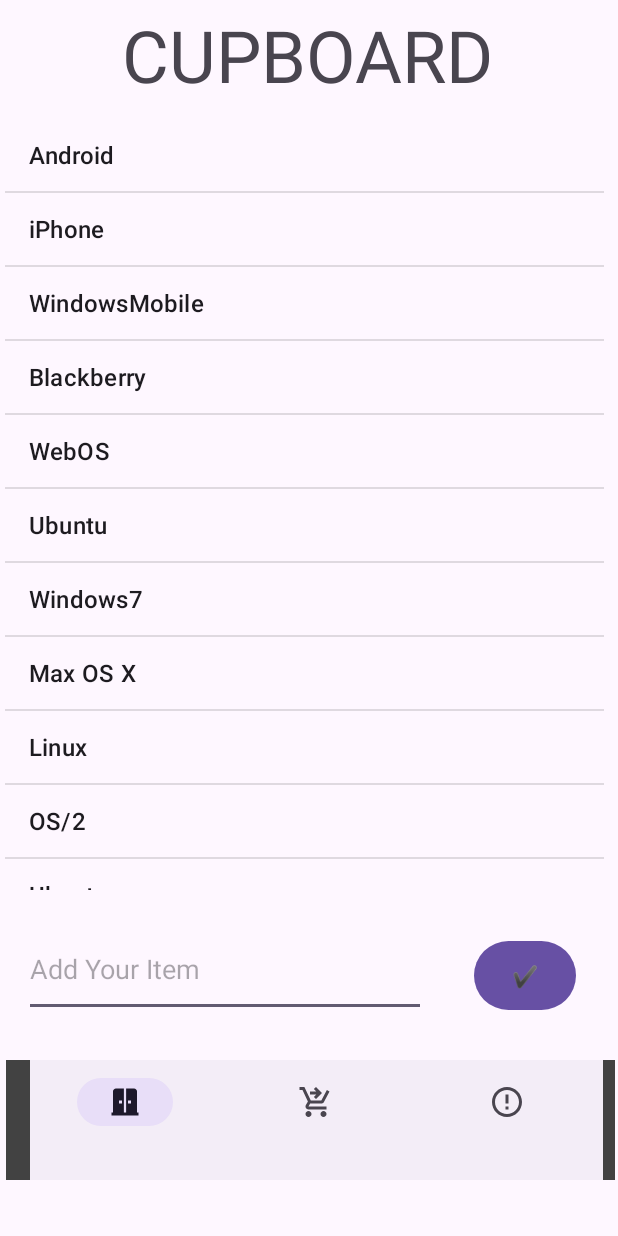
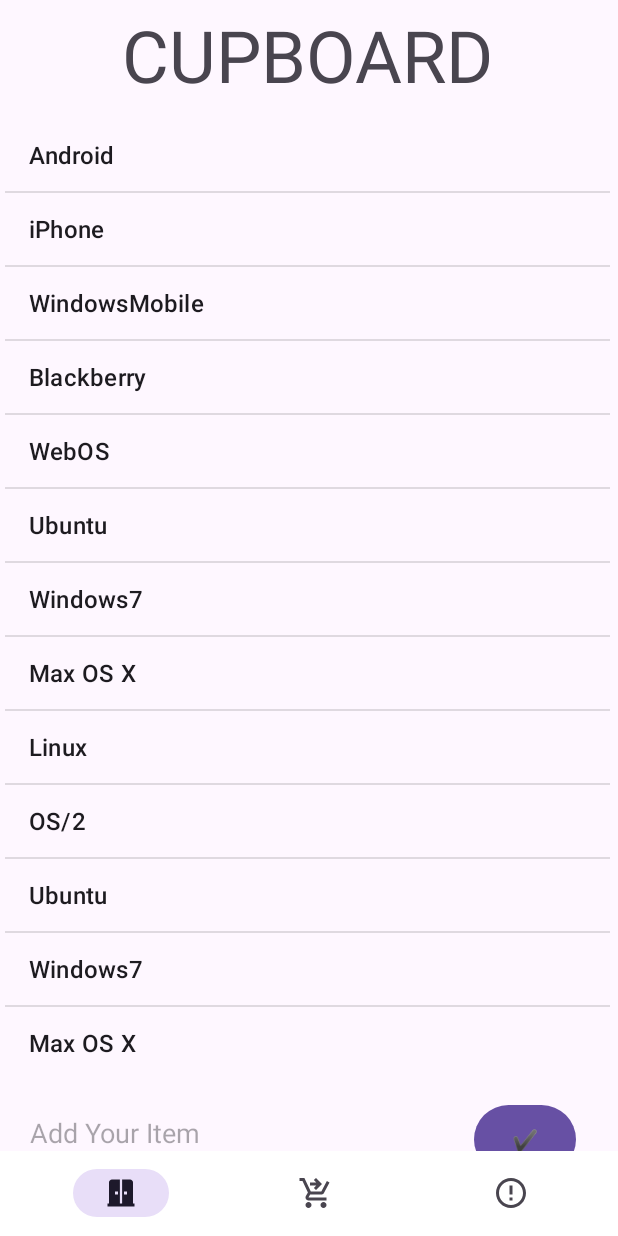
Before and after one commit to BlueMinev/ShoppingList, an Android app: the screen it shows after launch (MainActivity), on a phone screen of 412 x 824 dp. Run offline under Robolectric (Android 15) with nearby library versions, the phone set to English and light mode, and no system bars.

Commit message:
made navbar on main activity functional

```diff
--- a/app/src/main/AndroidManifest.xml
+++ b/app/src/main/AndroidManifest.xml
@@ -22,10 +22,11 @@
             android:theme="@style/Theme.ShoppingList" />
         <activity
             android:name=".MainActivity"
-            android:exported="true">
+            android:exported="true"
+            android:windowSoftInputMode="adjustPan">
+
             <intent-filter>
                 <action android:name="android.intent.action.MAIN" />
-
                 <category android:name="android.intent.category.LAUNCHER" />
             </intent-filter>
         </activity>
--- a/app/src/main/java/com/example/shoppinglist/MainActivity.java
+++ b/app/src/main/java/com/example/shoppinglist/MainActivity.java
@@ -1,10 +1,15 @@
 package com.example.shoppinglist;
 
+import androidx.annotation.NonNull;
 import androidx.appcompat.app.AppCompatActivity;
 import androidx.recyclerview.widget.RecyclerView;
 
+import android.annotation.SuppressLint;
+import android.content.Intent;
 import android.os.Bundle;
 import android.view.LayoutInflater;
+import android.view.Menu;
+import android.view.MenuItem;
 import android.view.View;
 import android.view.ViewGroup;
 import android.widget.ArrayAdapter;
@@ -12,6 +17,10 @@ import android.widget.Button;
 import android.widget.EditText;
 import android.widget.ListView;
 import android.widget.TextView;
+
+import com.google.android.material.bottomnavigation.BottomNavigationView;
+import com.google.android.material.navigation.NavigationBarView;
+import com.google.android.material.navigation.NavigationView;
 
 import java.io.BufferedReader;
 import java.io.File;
@@ -28,8 +37,10 @@ import java.util.List;
 import java.util.jar.Attributes;
 import java.util.stream.Collectors;
 
-public class MainActivity extends AppCompatActivity  {
+public class MainActivity extends AppCompatActivity implements
+        NavigationView.OnNavigationItemSelectedListener{
 
+    BottomNavigationView navbar;
     private ListView mCupboardList;
     private EditText mAddItem;
     private Button mAddButton;
@@ -38,21 +49,26 @@ public class MainActivity extends AppCompatActivity  {
     protected void onCreate(Bundle savedInstanceState) {
         super.onCreate(savedInstanceState);
         setContentView(R.layout.activity_main);
+        BottomNavigationView mNavigationView = (BottomNavigationView) findViewById(R.id.navbar);
+
+        if (mNavigationView != null) {
+            mNavigationView.setOnItemSelectedListener(this::onNavigationItemSelected);
+        }
         mCupboardList = (ListView) findViewById(R.id.cupboard_listView);
         mAddItem = (EditText) findViewById(R.id.cupboard_itemInput);
         mAddButton = (Button) findViewById(R.id.cupboard_enterButton);
-        String[] values = new String[] { "Android", "iPhone", "WindowsMobile",
+        String[] values = new String[]{"Android", "iPhone", "WindowsMobile",
                 "Blackberry", "WebOS", "Ubuntu", "Windows7", "Max OS X",
                 "Linux", "OS/2", "Ubuntu", "Windows7", "Max OS X", "Linux",
                 "OS/2", "Ubuntu", "Windows7", "Max OS X", "Linux", "OS/2",
-                "Android", "iPhone", "WindowsMobile" };
+                "Android", "iPhone", "WindowsMobile"};
 
         final ArrayList<String> lists = new ArrayList<String>();
         for (int i = 0; i < values.length; ++i) {
             lists.add(values[i]);
         }
 
-         ArrayAdapter mAdapter = new ArrayAdapter<>(this, android.R.layout.simple_list_item_1,lists);
+        ArrayAdapter mAdapter = new ArrayAdapter<>(this, android.R.layout.simple_list_item_1, lists);
         mCupboardList.setAdapter(mAdapter);
         mAddButton.setOnClickListener(new View.OnClickListener() {
             public void onClick(View v) {
@@ -61,13 +77,37 @@ public class MainActivity extends AppCompatActivity  {
                 mAdapter.notifyDataSetChanged();
                 mAddItem.setText("");
             }
-        });
+        });}
+@Override
+        public boolean onNavigationItemSelected(MenuItem item) {
+            // Handle navigation view item clicks here.
+    if (item.getItemId() == R.id.Cupboard ){
+        Intent intent = new Intent(this, MainActivity.class);
+        startActivity(intent);
+        return true;
+    } else if (item.getItemId() == R.id.Spoilt) {
+        Intent intent2 = new Intent(this,SpoiltList.class);
+        startActivity(intent2);
+        System.out.println("pressed");
+        return true;
+    } else if (item.getItemId() == R.id.ShoppingList) {
+        Intent intent3 = new Intent(this, ListActivity.class);
+        startActivity(intent3);
+        return true;
     }
+    return false;
+        }
+
+
+
+
+
+
         @Override
-    protected void onDestroy(){
+        protected void onDestroy() {
             File path = getApplicationContext().getFilesDir();
             try {
-            FileOutputStream writer = new FileOutputStream( new File(path,"cupboardlist.txt"));
+                FileOutputStream writer = new FileOutputStream(new File(path, "cupboardlist.txt"));
                 //        writer.write(lists.toString().getBytes());
                 //      writer.close();
             } catch (Exception e) {
@@ -75,4 +115,6 @@ public class MainActivity extends AppCompatActivity  {
             }
             super.onDestroy();
         }
-}
+
+
+    };
--- a/app/src/main/res/layout/activity_main.xml
+++ b/app/src/main/res/layout/activity_main.xml
@@ -29,36 +29,37 @@
         app:layout_constraintTop_toBottomOf="@+id/cupboard_listView" />
 
     <androidx.coordinatorlayout.widget.CoordinatorLayout
-        android:layout_width="410dp"
-        android:layout_height="111dp"
-        android:layout_marginTop="9dp"
+        android:layout_width="414dp"
+        android:layout_height="62dp"
+        app:layout_constraintBottom_toBottomOf="parent"
+        app:layout_constraintEnd_toEndOf="parent"
+        app:layout_constraintHorizontal_bias="0.0"
         app:layout_constraintStart_toStartOf="parent"
-        app:layout_constraintTop_toBottomOf="@+id/cupboard_itemInput">
+        app:layout_constraintTop_toBottomOf="@+id/cupboard_itemInput"
+        app:layout_constraintVertical_bias="0.989">
+
 
         <com.google.android.material.bottomappbar.BottomAppBar
             android:id="@+id/bottomAppBar"
             android:layout_width="match_parent"
-            android:layout_height="wrap_content"
+            android:layout_height="57dp"
             android:layout_gravity="bottom"
-            android:layout_marginStart="4dp"
-            android:layout_marginBottom="12dp"
-            android:backgroundTint="@color/cardview_dark_background"
-            >
+            android:backgroundTint="@color/cardview_light_background">
+
             <com.google.android.material.bottomnavigation.BottomNavigationView
-            android:layout_width="match_parent"
-            android:layout_height="match_parent"
-                app:menu="@menu/bottom_menu"
-            />
+                android:id="@+id/navbar"
+                android:layout_width="match_parent"
+                android:layout_height="match_parent"
+                android:background="@color/cardview_light_background"
+
+            app:menu="@menu/bottom_menu" />
         </com.google.android.material.bottomappbar.BottomAppBar>
-
-
-
     </androidx.coordinatorlayout.widget.CoordinatorLayout>
 
     <ListView
         android:id="@+id/cupboard_listView"
-        android:layout_width="399dp"
-        android:layout_height="514dp"
+        android:layout_width="403dp"
+        android:layout_height="623dp"
         android:layout_marginStart="3dp"
         android:layout_marginTop="12dp"
         android:layout_weight="1"
```
Lines whose indentation alone changed are shown as unchanged.
